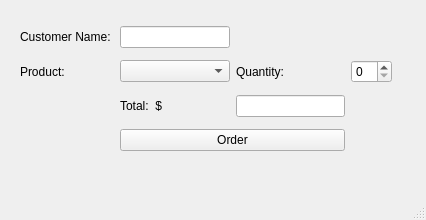
Before: the Qt Designer form loginscreen/orderwindow.ui in jgrady15/CS1C-Project-1, drawn with Qt 5.
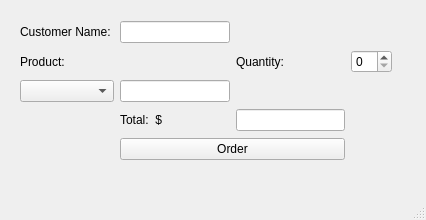
After: the same form once the commit is applied.

```diff
--- a/loginscreen/orderwindow.ui
+++ b/loginscreen/orderwindow.ui
@@ -24,15 +24,40 @@
      </rect>
     </property>
     <layout class="QGridLayout" name="gridLayout">
-     <item row="2" column="1">
+     <item row="5" column="2">
+      <widget class="QLineEdit" name="totalLine">
+       <property name="readOnly">
+        <bool>true</bool>
+       </property>
+      </widget>
+     </item>
+     <item row="2" column="0">
+      <widget class="QLabel" name="productLabel">
+       <property name="text">
+        <string>Product:</string>
+       </property>
+      </widget>
+     </item>
+     <item row="5" column="1">
       <widget class="QLabel" name="totalLabel">
        <property name="text">
         <string>Total:  $</string>
        </property>
       </widget>
      </item>
-     <item row="1" column="1">
-      <widget class="QComboBox" name="menuDrop"/>
+     <item row="2" column="2">
+      <widget class="QLabel" name="qtyLabel">
+       <property name="text">
+        <string>Quantity: </string>
+       </property>
+      </widget>
+     </item>
+     <item row="7" column="1" colspan="2">
+      <widget class="QPushButton" name="orderButton">
+       <property name="text">
+        <string>Order</string>
+       </property>
+      </widget>
      </item>
      <item row="0" column="0">
       <widget class="QLabel" name="nameLabel">
@@ -41,43 +66,21 @@
        </property>
       </widget>
      </item>
-     <item row="1" column="2">
-      <widget class="QLabel" name="qtyLabel">
-       <property name="text">
-        <string>Quantity: </string>
-       </property>
-      </widget>
-     </item>
-     <item row="1" column="3">
+     <item row="2" column="3">
       <widget class="QSpinBox" name="qtyBox">
        <property name="maximum">
         <number>10</number>
        </property>
       </widget>
      </item>
-     <item row="2" column="2">
-      <widget class="QLineEdit" name="totalLine">
-       <property name="readOnly">
-        <bool>true</bool>
-       </property>
-      </widget>
-     </item>
      <item row="0" column="1">
       <widget class="QLineEdit" name="lineEdit"/>
      </item>
-     <item row="1" column="0">
-      <widget class="QLabel" name="productLabel">
-       <property name="text">
-        <string>Product:</string>
-       </property>
-      </widget>
+     <item row="3" column="0">
+      <widget class="QComboBox" name="menuDrop"/>
      </item>
-     <item row="4" column="1" colspan="2">
-      <widget class="QPushButton" name="orderButton">
-       <property name="text">
-        <string>Order</string>
-       </property>
-      </widget>
+     <item row="3" column="1">
+      <widget class="QLineEdit" name="productLine"/>
      </item>
     </layout>
    </widget>
```
Left out of the diff: 31 changed lines with no effect on the pictures.
